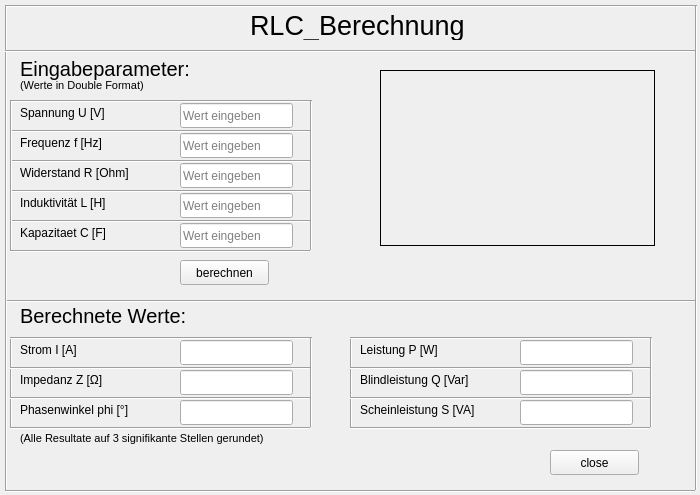
yannickflepp/PmSwEng, file CalcApplication/BerechnungRLC.ui: the form before one commit.
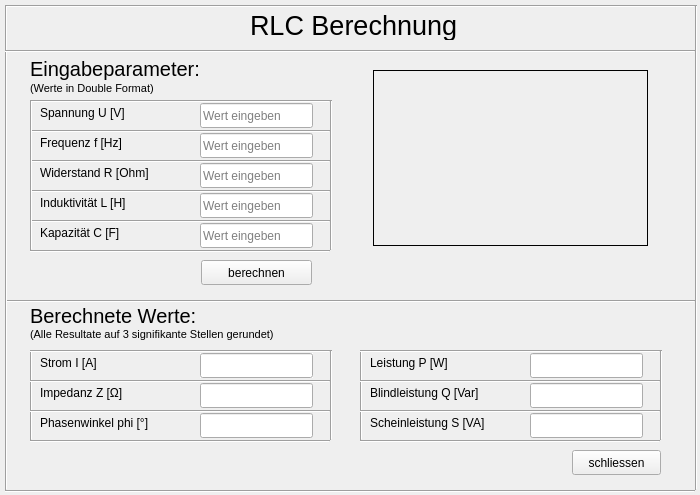
The form after the commit. Icons and pictures are not drawn.

Commit message: Finalisierung Berechnung und Layout

Patch:
```diff
--- a/CalcApplication/BerechnungRLC.ui
+++ b/CalcApplication/BerechnungRLC.ui
@@ -28,26 +28,26 @@
     </font>
    </property>
    <property name="text">
-    <string>RLC_Berechnung</string>
+    <string>RLC Berechnung</string>
    </property>
   </widget>
   <widget class="QPushButton" name="pushButton">
    <property name="geometry">
     <rect>
-     <x>550</x>
+     <x>572</x>
      <y>450</y>
      <width>89</width>
      <height>25</height>
     </rect>
    </property>
    <property name="text">
-    <string>close</string>
+    <string>schliessen</string>
    </property>
   </widget>
   <widget class="QLabel" name="pictureRL">
    <property name="geometry">
     <rect>
-     <x>380</x>
+     <x>373</x>
      <y>70</y>
      <width>275</width>
      <height>176</height>
@@ -72,7 +72,7 @@
   <widget class="QLabel" name="spannungTxt">
    <property name="geometry">
     <rect>
-     <x>20</x>
+     <x>40</x>
      <y>103</y>
      <width>150</width>
      <height>20</height>
@@ -85,7 +85,7 @@
   <widget class="QLabel" name="frequenzTxt">
    <property name="geometry">
     <rect>
-     <x>20</x>
+     <x>40</x>
      <y>133</y>
      <width>150</width>
      <height>20</height>
@@ -98,7 +98,7 @@
   <widget class="QLabel" name="widerstandTxt">
    <property name="geometry">
     <rect>
-     <x>20</x>
+     <x>40</x>
      <y>163</y>
      <width>150</width>
      <height>20</height>
@@ -111,7 +111,7 @@
   <widget class="QLabel" name="induktivitaetTxt">
    <property name="geometry">
     <rect>
-     <x>20</x>
+     <x>40</x>
      <y>193</y>
      <width>150</width>
      <height>20</height>
@@ -124,7 +124,7 @@
   <widget class="QLabel" name="eingabeTxt">
    <property name="geometry">
     <rect>
-     <x>20</x>
+     <x>30</x>
      <y>53</y>
      <width>181</width>
      <height>31</height>
@@ -142,7 +142,7 @@
   <widget class="QLineEdit" name="spannungIn">
    <property name="geometry">
     <rect>
-     <x>180</x>
+     <x>200</x>
      <y>103</y>
      <width>113</width>
      <height>25</height>
@@ -158,7 +158,7 @@
   <widget class="QLineEdit" name="frequenzIn">
    <property name="geometry">
     <rect>
-     <x>180</x>
+     <x>200</x>
      <y>133</y>
      <width>113</width>
      <height>25</height>
@@ -171,7 +171,7 @@
   <widget class="QLineEdit" name="widerstandIn">
    <property name="geometry">
     <rect>
-     <x>180</x>
+     <x>200</x>
      <y>163</y>
      <width>113</width>
      <height>25</height>
@@ -184,7 +184,7 @@
   <widget class="QLineEdit" name="induktivitaetIn">
    <property name="geometry">
     <rect>
-     <x>180</x>
+     <x>200</x>
      <y>193</y>
      <width>113</width>
      <height>25</height>
@@ -197,7 +197,7 @@
   <widget class="QLabel" name="ausgabeTxt">
    <property name="geometry">
     <rect>
-     <x>20</x>
+     <x>30</x>
      <y>300</y>
      <width>181</width>
      <height>31</height>
@@ -215,7 +215,7 @@
   <widget class="Line" name="line">
    <property name="geometry">
     <rect>
-     <x>10</x>
+     <x>30</x>
      <y>100</y>
      <width>300</width>
      <height>3</height>
@@ -228,7 +228,7 @@
   <widget class="Line" name="line_2">
    <property name="geometry">
     <rect>
-     <x>10</x>
+     <x>30</x>
      <y>160</y>
      <width>300</width>
      <height>3</height>
@@ -241,7 +241,7 @@
   <widget class="Line" name="line_3">
    <property name="geometry">
     <rect>
-     <x>10</x>
+     <x>30</x>
      <y>220</y>
      <width>300</width>
      <height>3</height>
@@ -254,7 +254,7 @@
   <widget class="Line" name="line_4">
    <property name="geometry">
     <rect>
-     <x>10</x>
+     <x>30</x>
      <y>190</y>
      <width>300</width>
      <height>3</height>
@@ -267,7 +267,7 @@
   <widget class="Line" name="line_5">
    <property name="geometry">
     <rect>
-     <x>10</x>
+     <x>30</x>
      <y>130</y>
      <width>300</width>
      <height>3</height>
@@ -280,7 +280,7 @@
   <widget class="Line" name="line_6">
    <property name="geometry">
     <rect>
-     <x>310</x>
+     <x>330</x>
      <y>100</y>
      <width>3</width>
      <height>150</height>
@@ -293,7 +293,7 @@
   <widget class="Line" name="line_7">
    <property name="geometry">
     <rect>
-     <x>10</x>
+     <x>30</x>
      <y>100</y>
      <width>3</width>
      <height>150</height>
@@ -306,8 +306,8 @@
   <widget class="QLabel" name="impedanzTxt">
    <property name="geometry">
     <rect>
-     <x>20</x>
-     <y>370</y>
+     <x>40</x>
+     <y>383</y>
      <width>150</width>
      <height>20</height>
     </rect>
@@ -319,8 +319,8 @@
   <widget class="Line" name="line_8">
    <property name="geometry">
     <rect>
-     <x>10</x>
-     <y>337</y>
+     <x>30</x>
+     <y>350</y>
      <width>3</width>
      <height>90</height>
     </rect>
@@ -332,8 +332,8 @@
   <widget class="QLineEdit" name="phasenwinkelOut">
    <property name="geometry">
     <rect>
-     <x>180</x>
-     <y>400</y>
+     <x>200</x>
+     <y>413</y>
      <width>113</width>
      <height>25</height>
     </rect>
@@ -345,8 +345,8 @@
   <widget class="QLineEdit" name="impedanzOut">
    <property name="geometry">
     <rect>
-     <x>180</x>
-     <y>370</y>
+     <x>200</x>
+     <y>383</y>
      <width>113</width>
      <height>25</height>
     </rect>
@@ -358,8 +358,8 @@
   <widget class="Line" name="line_9">
    <property name="geometry">
     <rect>
-     <x>10</x>
-     <y>397</y>
+     <x>30</x>
+     <y>410</y>
      <width>300</width>
      <height>3</height>
     </rect>
@@ -371,8 +371,8 @@
   <widget class="Line" name="line_10">
    <property name="geometry">
     <rect>
-     <x>10</x>
-     <y>337</y>
+     <x>30</x>
+     <y>350</y>
      <width>300</width>
      <height>3</height>
     </rect>
@@ -384,8 +384,8 @@
   <widget class="Line" name="line_11">
    <property name="geometry">
     <rect>
-     <x>10</x>
-     <y>367</y>
+     <x>30</x>
+     <y>380</y>
      <width>300</width>
      <height>3</height>
     </rect>
@@ -397,8 +397,8 @@
   <widget class="QLabel" name="stromTxt">
    <property name="geometry">
     <rect>
-     <x>20</x>
-     <y>340</y>
+     <x>40</x>
+     <y>353</y>
      <width>150</width>
      <height>20</height>
     </rect>
@@ -410,8 +410,8 @@
   <widget class="QLabel" name="phasenwinkelTxt">
    <property name="geometry">
     <rect>
-     <x>20</x>
-     <y>400</y>
+     <x>40</x>
+     <y>413</y>
      <width>150</width>
      <height>20</height>
     </rect>
@@ -423,8 +423,8 @@
   <widget class="Line" name="line_12">
    <property name="geometry">
     <rect>
-     <x>310</x>
-     <y>337</y>
+     <x>330</x>
+     <y>350</y>
      <width>3</width>
      <height>90</height>
     </rect>
@@ -436,8 +436,8 @@
   <widget class="QLineEdit" name="stromOut">
    <property name="geometry">
     <rect>
-     <x>180</x>
-     <y>340</y>
+     <x>200</x>
+     <y>353</y>
      <width>113</width>
      <height>25</height>
     </rect>
@@ -455,8 +455,8 @@
   <widget class="Line" name="line_13">
    <property name="geometry">
     <rect>
-     <x>10</x>
-     <y>427</y>
+     <x>30</x>
+     <y>440</y>
      <width>300</width>
      <height>3</height>
     </rect>
@@ -468,8 +468,8 @@
   <widget class="QLineEdit" name="blindleistungOut">
    <property name="geometry">
     <rect>
-     <x>520</x>
-     <y>370</y>
+     <x>530</x>
+     <y>383</y>
      <width>113</width>
      <height>25</height>
     </rect>
@@ -481,8 +481,8 @@
   <widget class="Line" name="line_14">
    <property name="geometry">
     <rect>
-     <x>350</x>
-     <y>337</y>
+     <x>360</x>
+     <y>350</y>
      <width>3</width>
      <height>90</height>
     </rect>
@@ -494,8 +494,8 @@
   <widget class="QLineEdit" name="leistungOut">
    <property name="geometry">
     <rect>
-     <x>520</x>
-     <y>340</y>
+     <x>530</x>
+     <y>353</y>
      <width>113</width>
      <height>25</height>
     </rect>
@@ -507,8 +507,8 @@
   <widget class="Line" name="line_15">
    <property name="geometry">
     <rect>
-     <x>350</x>
-     <y>427</y>
+     <x>360</x>
+     <y>440</y>
      <width>300</width>
      <height>3</height>
     </rect>
@@ -520,8 +520,8 @@
   <widget class="QLabel" name="blindleistungTxt">
    <property name="geometry">
     <rect>
-     <x>360</x>
-     <y>370</y>
+     <x>370</x>
+     <y>383</y>
      <width>150</width>
      <height>20</height>
     </rect>
@@ -533,8 +533,8 @@
   <widget class="Line" name="line_16">
    <property name="geometry">
     <rect>
-     <x>350</x>
-     <y>397</y>
+     <x>360</x>
+     <y>410</y>
      <width>300</width>
      <height>3</height>
     </rect>
@@ -546,8 +546,8 @@
   <widget class="QLineEdit" name="scheinleistungOut">
    <property name="geometry">
     <rect>
-     <x>520</x>
-     <y>400</y>
+     <x>530</x>
+     <y>413</y>
      <width>113</width>
      <height>25</height>
     </rect>
@@ -559,8 +559,8 @@
   <widget class="Line" name="line_17">
    <property name="geometry">
     <rect>
-     <x>350</x>
-     <y>337</y>
+     <x>360</x>
+     <y>350</y>
      <width>300</width>
      <height>3</height>
     </rect>
@@ -572,8 +572,8 @@
   <widget class="Line" name="line_18">
    <property name="geometry">
     <rect>
-     <x>350</x>
-     <y>367</y>
+     <x>360</x>
+     <y>380</y>
      <width>300</width>
      <height>3</height>
     </rect>
@@ -585,8 +585,8 @@
   <widget class="Line" name="line_19">
    <property name="geometry">
     <rect>
-     <x>650</x>
-     <y>337</y>
+     <x>660</x>
+     <y>350</y>
      <width>3</width>
      <height>90</height>
     </rect>
@@ -598,8 +598,8 @@
   <widget class="QLabel" name="leistungTxt">
    <property name="geometry">
     <rect>
-     <x>360</x>
-     <y>340</y>
+     <x>370</x>
+     <y>353</y>
      <width>150</width>
      <height>20</height>
     </rect>
@@ -611,8 +611,8 @@
   <widget class="QLabel" name="scheinleistungTxt">
    <property name="geometry">
     <rect>
-     <x>360</x>
-     <y>400</y>
+     <x>370</x>
+     <y>413</y>
      <width>150</width>
      <height>20</height>
     </rect>
@@ -730,9 +730,9 @@
   <widget class="QPushButton" name="calculate">
    <property name="geometry">
     <rect>
-     <x>180</x>
+     <x>201</x>
      <y>260</y>
-     <width>89</width>
+     <width>111</width>
      <height>25</height>
     </rect>
    </property>
@@ -743,8 +743,8 @@
   <widget class="QLabel" name="label">
    <property name="geometry">
     <rect>
-     <x>20</x>
-     <y>77</y>
+     <x>30</x>
+     <y>80</y>
      <width>181</width>
      <height>17</height>
     </rect>
@@ -761,10 +761,10 @@
   <widget class="QLabel" name="label_2">
    <property name="geometry">
     <rect>
-     <x>20</x>
-     <y>430</y>
-     <width>361</width>
-     <height>17</height>
+     <x>30</x>
+     <y>319</y>
+     <width>291</width>
+     <height>31</height>
     </rect>
    </property>
    <property name="font">
@@ -779,7 +779,7 @@
   <widget class="Line" name="line_26">
    <property name="geometry">
     <rect>
-     <x>10</x>
+     <x>30</x>
      <y>250</y>
      <width>300</width>
      <height>3</height>
@@ -792,7 +792,7 @@
   <widget class="QLineEdit" name="kapazitaetIn">
    <property name="geometry">
     <rect>
-     <x>180</x>
+     <x>200</x>
      <y>223</y>
      <width>113</width>
      <height>25</height>
@@ -805,14 +805,14 @@
   <widget class="QLabel" name="kapazitaetTxt">
    <property name="geometry">
     <rect>
-     <x>20</x>
+     <x>40</x>
      <y>223</y>
      <width>150</width>
      <height>20</height>
     </rect>
    </property>
    <property name="text">
-    <string>Kapazitaet C [F]</string>
+    <string>Kapazität C [F]</string>
    </property>
   </widget>
  </widget>
```
Left out of the diff: 4 changed lines with no effect on the pictures. The commit also changes 8 other files.
